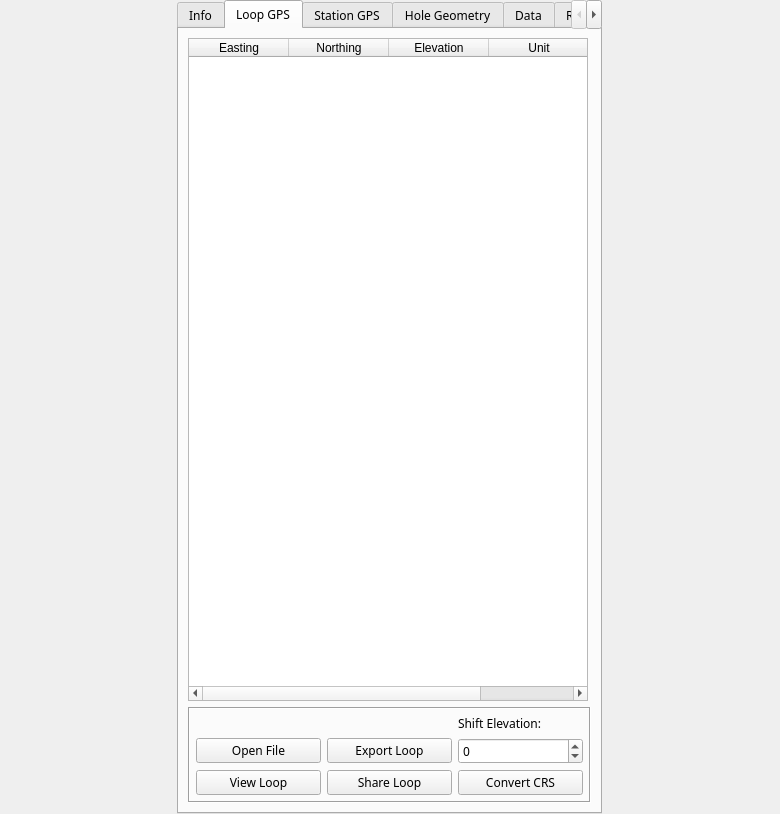
Qt form src/qt_ui/pem_info_widget.ui (Eric-Meunier/Processor-Suite) before a commit.
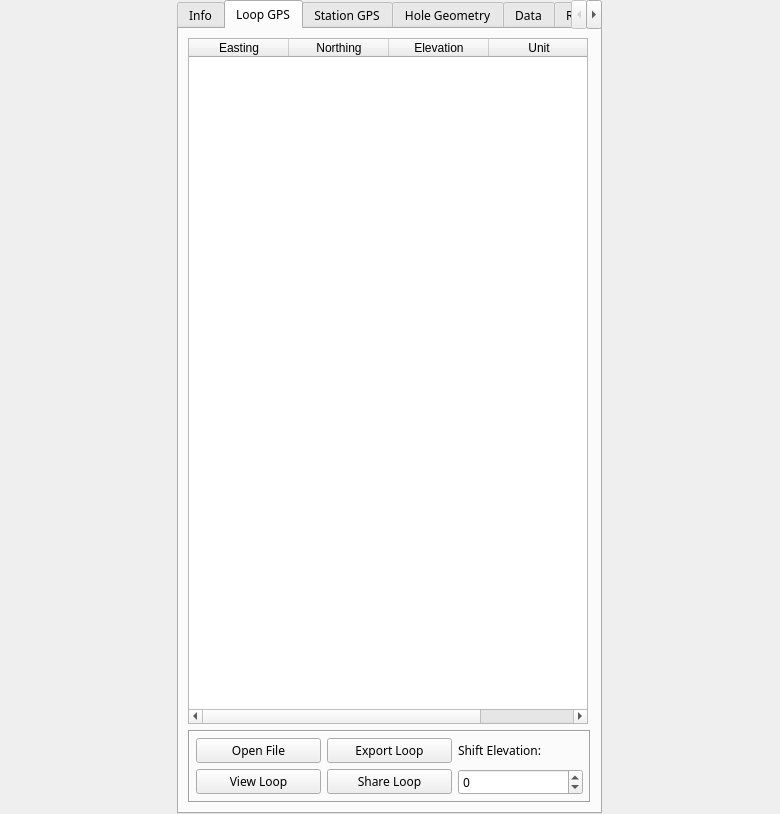
The same form after that commit.

What changed in the file:
```diff
--- a/src/qt_ui/pem_info_widget.ui
+++ b/src/qt_ui/pem_info_widget.ui
@@ -183,30 +183,6 @@
           <property name="bottomMargin">
            <number>6</number>
           </property>
-          <item row="0" column="4">
-           <widget class="QLabel" name="shiftElevationLabel">
-            <property name="text">
-             <string>Shift Elevation:</string>
-            </property>
-           </widget>
-          </item>
-          <item row="1" column="4">
-           <widget class="QSpinBox" name="shift_elevation_spinbox">
-            <property name="minimum">
-             <number>-10000</number>
-            </property>
-            <property name="maximum">
-             <number>10000</number>
-            </property>
-           </widget>
-          </item>
-          <item row="2" column="4">
-           <widget class="QPushButton" name="convert_loop_crs_btn">
-            <property name="text">
-             <string>Convert CRS</string>
-            </property>
-           </widget>
-          </item>
           <item row="2" column="3">
            <widget class="QPushButton" name="share_loop_gps_btn">
             <property name="text">
@@ -241,6 +217,23 @@
             </property>
            </widget>
           </item>
+          <item row="2" column="4">
+           <widget class="QSpinBox" name="shift_elevation_spinbox">
+            <property name="minimum">
+             <number>-10000</number>
+            </property>
+            <property name="maximum">
+             <number>10000</number>
+            </property>
+           </widget>
+          </item>
+          <item row="1" column="4">
+           <widget class="QLabel" name="shiftElevationLabel">
+            <property name="text">
+             <string>Shift Elevation:</string>
+            </property>
+           </widget>
+          </item>
          </layout>
         </widget>
        </item>
```
Left out of the diff: 6 changed lines with no effect on the pictures.
